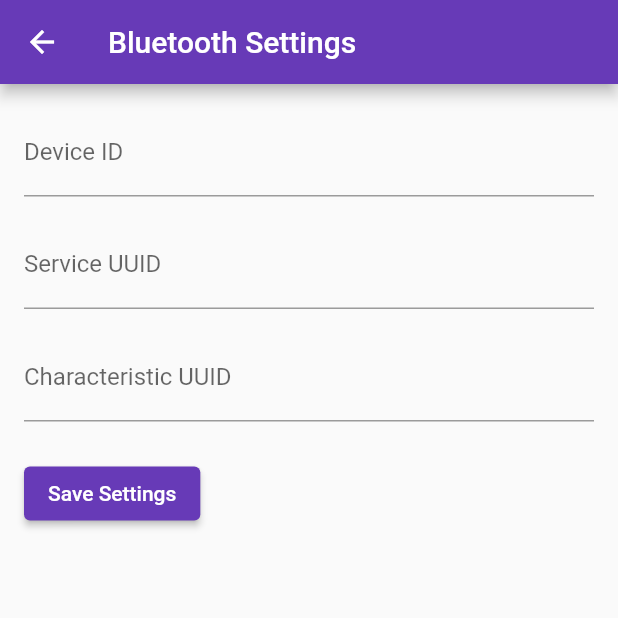
After one commit to vinz3y/image-upload-app, a Flutter app: the SettingsPage screen opened directly, on a phone screen of 412 x 824 dp, the top half of it. The commit adds this screen. Run offline on Flutter 3.47's test engine with Material 2 defaults, Android fonts, the phone set to English and light mode, and no system bars; our stand-ins replace image_picker.

Commit message:
Adding bluetooth page and permission for android and ios

```diff
--- /dev/null
+++ b/lib/settings.dart
@@ -0,0 +1,68 @@
+import 'package:flutter/material.dart';
+import 'package:image_upload_app/settings.dart';
+
+class SettingsPage extends StatefulWidget {
+  @override
+  _SettingsPageState createState() => _SettingsPageState();
+}
+
+class _SettingsPageState extends State<SettingsPage> {
+  String _deviceId = '';
+  String _serviceUuid = '';
+  String _characteristicUuid = '';
+
+  @override
+  Widget build(BuildContext context) {
+    return Scaffold(
+      appBar: AppBar(
+        title: Text('Bluetooth Settings'),
+      ),
+      body: Padding(
+        padding: const EdgeInsets.all(16.0),
+        child: Column(
+          crossAxisAlignment: CrossAxisAlignment.start,
+          children: [
+            TextField(
+              onChanged: (value) {
+                setState(() {
+                  _deviceId = value;
+                });
+              },
+              decoration: InputDecoration(labelText: 'Device ID'),
+            ),
+            SizedBox(height: 16),
+            TextField(
+              onChanged: (value) {
+                setState(() {
+                  _serviceUuid = value;
+                });
+              },
+              decoration: InputDecoration(labelText: 'Service UUID'),
+            ),
+            SizedBox(height: 16),
+            TextField(
+              onChanged: (value) {
+                setState(() {
+                  _characteristicUuid = value;
+                });
+              },
+              decoration: InputDecoration(labelText: 'Characteristic UUID'),
+            ),
+            SizedBox(height: 24),
+            ElevatedButton(
+              onPressed: () {
+                // Save settings and navigate back
+                Navigator.pop(context, {
+                  'deviceId': _deviceId,
+                  'serviceUuid': _serviceUuid,
+                  'characteristicUuid': _characteristicUuid,
+                });
+              },
+              child: Text('Save Settings'),
+            ),
+          ],
+        ),
+      ),
+    );
+  }
+}
--- a/pubspec.yaml
+++ b/pubspec.yaml
@@ -31,6 +31,7 @@ dependencies:
   flutter:
     sdk: flutter
   http: ^1.1.0
+  flutter_blue: ^0.8.0
 
   # The following adds the Cupertino Icons font to your application.
   # Use with the CupertinoIcons class for iOS style icons.
```
Also changed, not shown: lib/file_upload.dart (+27 -0 lines), 2 other files.
